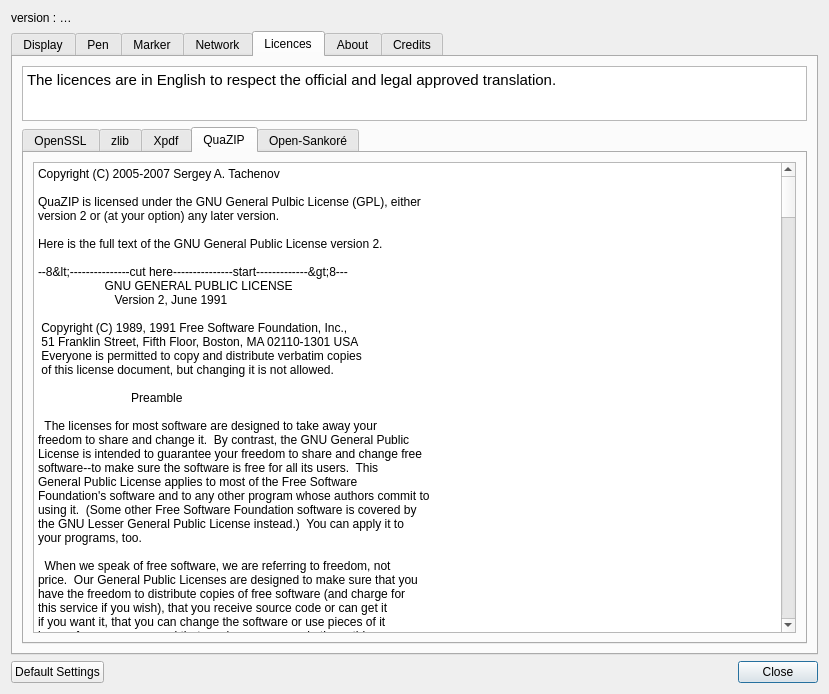
Above: resources/forms/preferences.ui from Sankore/Sankore-3.1 before the change. Below: the same form after it.
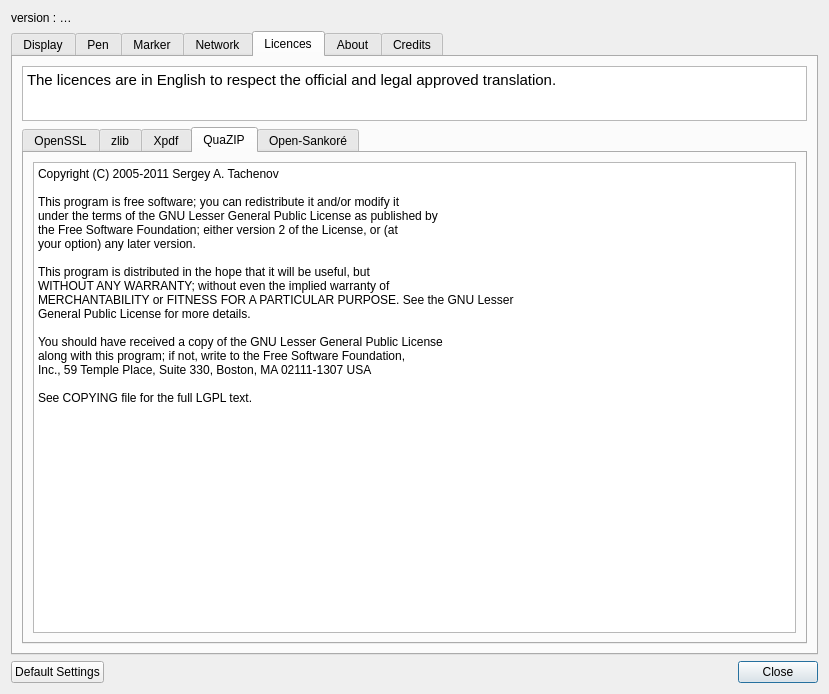
That is the form after the change. The open tabs and pages were chosen to show the change.

Commit message: Licenses revisor Francois Bocquet

What changed in the file:
```diff
--- a/resources/forms/preferences.ui
+++ b/resources/forms/preferences.ui
@@ -1881,354 +1881,23 @@
               <bool>false</bool>
              </property>
              <property name="plainText">
-              <string notr="true">Copyright (C) 2005-2007 Sergey A. Tachenov
+              <string notr="true">Copyright (C) 2005-2011 Sergey A. Tachenov
 
-QuaZIP is licensed under the GNU General Pulbic License (GPL), either
-version 2 or (at your option) any later version.
+This program is free software; you can redistribute it and/or modify it
+under the terms of the GNU Lesser General Public License as published by
+the Free Software Foundation; either version 2 of the License, or (at
+your option) any later version.
 
-Here is the full text of the GNU General Public License version 2.
+This program is distributed in the hope that it will be useful, but
+WITHOUT ANY WARRANTY; without even the implied warranty of
+MERCHANTABILITY or FITNESS FOR A PARTICULAR PURPOSE. See the GNU Lesser
+General Public License for more details.
 
---8&lt;---------------cut here---------------start-------------&gt;8---
-                    GNU GENERAL PUBLIC LICENSE
-                       Version 2, June 1991
+You should have received a copy of the GNU Lesser General Public License
+along with this program; if not, write to the Free Software Foundation,
+Inc., 59 Temple Place, Suite 330, Boston, MA 02111-1307 USA
 
- Copyright (C) 1989, 1991 Free Software Foundation, Inc.,
- 51 Franklin Street, Fifth Floor, Boston, MA 02110-1301 USA
- Everyone is permitted to copy and distribute verbatim copies
- of this license document, but changing it is not allowed.
-
-                            Preamble
-
-  The licenses for most software are designed to take away your
-freedom to share and change it.  By contrast, the GNU General Public
-License is intended to guarantee your freedom to share and change free
-software--to make sure the software is free for all its users.  This
-General Public License applies to most of the Free Software
-Foundation's software and to any other program whose authors commit to
-using it.  (Some other Free Software Foundation software is covered by
-the GNU Lesser General Public License instead.)  You can apply it to
-your programs, too.
-
-  When we speak of free software, we are referring to freedom, not
-price.  Our General Public Licenses are designed to make sure that you
-have the freedom to distribute copies of free software (and charge for
-this service if you wish), that you receive source code or can get it
-if you want it, that you can change the software or use pieces of it
-in new free programs; and that you know you can do these things.
-
-  To protect your rights, we need to make restrictions that forbid
-anyone to deny you these rights or to ask you to surrender the rights.
-These restrictions translate to certain responsibilities for you if you
-distribute copies of the software, or if you modify it.
-
-  For example, if you distribute copies of such a program, whether
-gratis or for a fee, you must give the recipients all the rights that
-you have.  You must make sure that they, too, receive or can get the
-source code.  And you must show them these terms so they know their
-rights.
-
-  We protect your rights with two steps: (1) copyright the software, and
-(2) offer you this license which gives you legal permission to copy,
-distribute and/or modify the software.
-
-  Also, for each author's protection and ours, we want to make certain
-that everyone understands that there is no warranty for this free
-software.  If the software is modified by someone else and passed on, we
-want its recipients to know that what they have is not the original, so
-that any problems introduced by others will not reflect on the original
-authors' reputations.
-
-  Finally, any free program is threatened constantly by software
-patents.  We wish to avoid the danger that redistributors of a free
-program will individually obtain patent licenses, in effect making the
-program proprietary.  To prevent this, we have made it clear that any
-patent must be licensed for everyone's free use or not licensed at all.
-
-  The precise terms and conditions for copying, distribution and
-modification follow.
-
-                    GNU GENERAL PUBLIC LICENSE
-   TERMS AND CONDITIONS FOR COPYING, DISTRIBUTION AND MODIFICATION
-
-  0. This License applies to any program or other work which contains
-a notice placed by the copyright holder saying it may be distributed
-under the terms of this General Public License.  The &quot;Program&quot;, below,
-refers to any such program or work, and a &quot;work based on the Program&quot;
-means either the Program or any derivative work under copyright law:
-that is to say, a work containing the Program or a portion of it,
-either verbatim or with modifications and/or translated into another
-language.  (Hereinafter, translation is included without limitation in
-the term &quot;modification&quot;.)  Each licensee is addressed as &quot;you&quot;.
-
-Activities other than copying, distribution and modification are not
-covered by this License; they are outside its scope.  The act of
-running the Program is not restricted, and the output from the Program
-is covered only if its contents constitute a work based on the
-Program (independent of having been made by running the Program).
-Whether that is true depends on what the Program does.
-
-  1. You may copy and distribute verbatim copies of the Program's
-source code as you receive it, in any medium, provided that you
-conspicuously and appropriately publish on each copy an appropriate
-copyright notice and disclaimer of warranty; keep intact all the
-notices that refer to this License and to the absence of any warranty;
-and give any other recipients of the Program a copy of this License
-along with the Program.
-
-You may charge a fee for the physical act of transferring a copy, and
-you may at your option offer warranty protection in exchange for a fee.
-
-  2. You may modify your copy or copies of the Program or any portion
-of it, thus forming a work based on the Program, and copy and
-distribute such modifications or work under the terms of Section 1
-above, provided that you also meet all of these conditions:
-
-    a) You must cause the modified files to carry prominent notices
-    stating that you changed the files and the date of any change.
-
-    b) You must cause any work that you distribute or publish, that in
-    whole or in part contains or is derived from the Program or any
-    part thereof, to be licensed as a whole at no charge to all third
-    parties under the terms of this License.
-
-    c) If the modified program normally reads commands interactively
-    when run, you must cause it, when started running for such
-    interactive use in the most ordinary way, to print or display an
-    announcement including an appropriate copyright notice and a
-    notice that there is no warranty (or else, saying that you provide
-    a warranty) and that users may redistribute the program under
-    these conditions, and telling the user how to view a copy of this
-    License.  (Exception: if the Program itself is interactive but
-    does not normally print such an announcement, your work based on
-    the Program is not required to print an announcement.)
-
-These requirements apply to the modified work as a whole.  If
-identifiable sections of that work are not derived from the Program,
-and can be reasonably considered independent and separate works in
-themselves, then this License, and its terms, do not apply to those
-sections when you distribute them as separate works.  But when you
-distribute the same sections as part of a whole which is a work based
-on the Program, the distribution of the whole must be on the terms of
-this License, whose permissions for other licensees extend to the
-entire whole, and thus to each and every part regardless of who wrote it.
-
-Thus, it is not the intent of this section to claim rights or contest
-your rights to work written entirely by you; rather, the intent is to
-exercise the right to control the distribution of derivative or
-collective works based on the Program.
-
-In addition, mere aggregation of another work not based on the Program
-with the Program (or with a work based on the Program) on a volume of
-a storage or distribution medium does not bring the other work under
-the scope of this License.
-
-  3. You may copy and distribute the Program (or a work based on it,
-under Section 2) in object code or executable form under the terms of
-Sections 1 and 2 above provided that you also do one of the following:
-
-    a) Accompany it with the complete corresponding machine-readable
-    source code, which must be distributed under the terms of Sections
-    1 and 2 above on a medium customarily used for software interchange; or,
-
-    b) Accompany it with a written offer, valid for at least three
-    years, to give any third party, for a charge no more than your
-    cost of physically performing source distribution, a complete
-    machine-readable copy of the corresponding source code, to be
-    distributed under the terms of Sections 1 and 2 above on a medium
-    customarily used for software interchange; or,
-
-    c) Accompany it with the information you received as to the offer
-    to distribute corresponding source code.  (This alternative is
-    allowed only for noncommercial distribution and only if you
-    received the program in object code or executable form with such
-    an offer, in accord with Subsection b above.)
-
-The source code for a work means the preferred form of the work for
-making modifications to it.  For an executable work, complete source
-code means all the source code for all modules it contains, plus any
-associated interface definition files, plus the scripts used to
-control compilation and installation of the executable.  However, as a
-special exception, the source code distributed need not include
-anything that is normally distributed (in either source or binary
-form) with the major components (compiler, kernel, and so on) of the
-operating system on which the executable runs, unless that component
-itself accompanies the executable.
-
-If distribution of executable or object code is made by offering
-access to copy from a designated place, then offering equivalent
-access to copy the source code from the same place counts as
-distribution of the source code, even though third parties are not
-compelled to copy the source along with the object code.
-
-  4. You may not copy, modify, sublicense, or distribute the Program
-except as expressly provided under this License.  Any attempt
-otherwise to copy, modify, sublicense or distribute the Program is
-void, and will automatically terminate your rights under this License.
-However, parties who have received copies, or rights, from you under
-this License will not have their licenses terminated so long as such
-parties remain in full compliance.
-
-  5. You are not required to accept this License, since you have not
-signed it.  However, nothing else grants you permission to modify or
-distribute the Program or its derivative works.  These actions are
-prohibited by law if you do not accept this License.  Therefore, by
-modifying or distributing the Program (or any work based on the
-Program), you indicate your acceptance of this License to do so, and
-all its terms and conditions for copying, distributing or modifying
-the Program or works based on it.
-
-  6. Each time you redistribute the Program (or any work based on the
-Program), the recipient automatically receives a license from the
-original licensor to copy, distribute or modify the Program subject to
-these terms and conditions.  You may not impose any further
-restrictions on the recipients' exercise of the rights granted herein.
-You are not responsible for enforcing compliance by third parties to
-this License.
-
-  7. If, as a consequence of a court judgment or allegation of patent
-infringement or for any other reason (not limited to patent issues),
-conditions are imposed on you (whether by court order, agreement or
-otherwise) that contradict the conditions of this License, they do not
-excuse you from the conditions of this License.  If you cannot
-distribute so as to satisfy simultaneously your obligations under this
-License and any other pertinent obligations, then as a consequence you
-may not distribute the Program at all.  For example, if a patent
-license would not permit royalty-free redistribution of the Program by
-all those who receive copies directly or indirectly through you, then
-the only way you could satisfy both it and this License would be to
-refrain entirely from distribution of the Program.
-
-If any portion of this section is held invalid or unenforceable under
-any particular circumstance, the balance of the section is intended to
-apply and the section as a whole is intended to apply in other
-circumstances.
-
-It is not the purpose of this section to induce you to infringe any
-patents or other property right claims or to contest validity of any
-such claims; this section has the sole purpose of protecting the
-integrity of the free software distribution system, which is
-implemented by public license practices.  Many people have made
-generous contributions to the wide range of software distributed
-through that system in reliance on consistent application of that
-system; it is up to the author/donor to decide if he or she is willing
-to distribute software through any other system and a licensee cannot
-impose that choice.
-
-This section is intended to make thoroughly clear what is believed to
-be a consequence of the rest of this License.
-
-  8. If the distribution and/or use of the Program is restricted in
-certain countries either by patents or by copyrighted interfaces, the
-original copyright holder who places the Program under this License
-may add an explicit geographical distribution limitation excluding
-those countries, so that distribution is permitted only in or among
-countries not thus excluded.  In such case, this License incorporates
-the limitation as if written in the body of this License.
-
-  9. The Free Software Foundation may publish revised and/or new versions
-of the General Public License from time to time.  Such new versions will
-be similar in spirit to the present version, but may differ in detail to
-address new problems or concerns.
-
-Each version is given a distinguishing version number.  If the Program
-specifies a version number of this License which applies to it and &quot;any
-later version&quot;, you have the option of following the terms and conditions
-either of that version or of any later version published by the Free
-Software Foundation.  If the Program does not specify a version number of
-this License, you may choose any version ever published by the Free Software
-Foundation.
-
-  10. If you wish to incorporate parts of the Program into other free
-programs whose distribution conditions are different, write to the author
-to ask for permission.  For software which is copyrighted by the Free
-Software Foundation, write to the Free Software Foundation; we sometimes
-make exceptions for this.  Our decision will be guided by the two goals
-of preserving the free status of all derivatives of our free software and
-of promoting the sharing and reuse of software generally.
-
-                            NO WARRANTY
-
-  11. BECAUSE THE PROGRAM IS LICENSED FREE OF CHARGE, THERE IS NO WARRANTY
-FOR THE PROGRAM, TO THE EXTENT PERMITTED BY APPLICABLE LAW.  EXCEPT WHEN
-OTHERWISE STATED IN WRITING THE COPYRIGHT HOLDERS AND/OR OTHER PARTIES
-PROVIDE THE PROGRAM &quot;AS IS&quot; WITHOUT WARRANTY OF ANY KIND, EITHER EXPRESSED
-OR IMPLIED, INCLUDING, BUT NOT LIMITED TO, THE IMPLIED WARRANTIES OF
-MERCHANTABILITY AND FITNESS FOR A PARTICULAR PURPOSE.  THE ENTIRE RISK AS
-TO THE QUALITY AND PERFORMANCE OF THE PROGRAM IS WITH YOU.  SHOULD THE
-PROGRAM PROVE DEFECTIVE, YOU ASSUME THE COST OF ALL NECESSARY SERVICING,
-REPAIR OR CORRECTION.
-
-  12. IN NO EVENT UNLESS REQUIRED BY APPLICABLE LAW OR AGREED TO IN WRITING
-WILL ANY COPYRIGHT HOLDER, OR ANY OTHER PARTY WHO MAY MODIFY AND/OR
-REDISTRIBUTE THE PROGRAM AS PERMITTED ABOVE, BE LIABLE TO YOU FOR DAMAGES,
-INCLUDING ANY GENERAL, SPECIAL, INCIDENTAL OR CONSEQUENTIAL DAMAGES ARISING
-OUT OF THE USE OR INABILITY TO USE THE PROGRAM (INCLUDING BUT NOT LIMITED
-TO LOSS OF DATA OR DATA BEING RENDERED INACCURATE OR LOSSES SUSTAINED BY
-YOU OR THIRD PARTIES OR A FAILURE OF THE PROGRAM TO OPERATE WITH ANY OTHER
-PROGRAMS), EVEN IF SUCH HOLDER OR OTHER PARTY HAS BEEN ADVISED OF THE
-POSSIBILITY OF SUCH DAMAGES.
-
-                     END OF TERMS AND CONDITIONS
-
-            How to Apply These Terms to Your New Programs
-
-  If you develop a new program, and you want it to be of the greatest
-possible use to the public, the best way to achieve this is to make it
-free software which everyone can redistribute and change under these terms.
-
-  To do so, attach the following notices to the program.  It is safest
-to attach them to the start of each source file to most effectively
-convey the exclusion of warranty; and each file should have at least
-the &quot;copyright&quot; line and a pointer to where the full notice is found.
-
-    &lt;one line to give the program's name and a brief idea of what it does.&gt;
-    Copyright (C) &lt;year&gt;  &lt;name of author&gt;
-
-    This program is free software; you can redistribute it and/or modify
-    it under the terms of the GNU General Public License as published by
-    the Free Software Foundation; either version 2 of the License, or
-    (at your option) any later version.
-
-    This program is distributed in the hope that it will be useful,
-    but WITHOUT ANY WARRANTY; without even the implied warranty of
-    MERCHANTABILITY or FITNESS FOR A PARTICULAR PURPOSE.  See the
-    GNU General Public License for more details.
-
-    You should have received a copy of the GNU General Public License along
-    with this program; if not, write to the Free Software Foundation, Inc.,
-    51 Franklin Street, Fifth Floor, Boston, MA 02110-1301 USA.
-
-Also add information on how to contact you by electronic and paper mail.
-
-If the program is interactive, make it output a short notice like this
-when it starts in an interactive mode:
-
-    Gnomovision version 69, Copyright (C) year name of author
-    Gnomovision comes with ABSOLUTELY NO WARRANTY; for details type `show w'.
-    This is free software, and you are welcome to redistribute it
-    under certain conditions; type `show c' for details.
-
-The hypothetical commands `show w' and `show c' should show the appropriate
-parts of the General Public License.  Of course, the commands you use may
-be called something other than `show w' and `show c'; they could even be
-mouse-clicks or menu items--whatever suits your program.
-
-You should also get your employer (if you work as a programmer) or your
-school, if any, to sign a &quot;copyright disclaimer&quot; for the program, if
-necessary.  Here is a sample; alter the names:
-
-  Yoyodyne, Inc., hereby disclaims all copyright interest in the program
-  `Gnomovision' (which makes passes at compilers) written by James Hacker.
-
-  &lt;signature of Ty Coon&gt;, 1 April 1989
-  Ty Coon, President of Vice
-
-This General Public License does not permit incorporating your program into
-proprietary programs.  If your program is a subroutine library, you may
-consider it more useful to permit linking proprietary applications with the
-library.  If this is what you want to do, use the GNU Lesser General
-Public License instead of this License.
---8&lt;---------------cut here---------------end---------------&gt;8---</string>
+See COPYING file for the full LGPL text.</string>
              </property>
              <property name="textInteractionFlags">
               <set>Qt::TextSelectableByKeyboard|Qt::TextSelectableByMouse</set>
```
Left out of the diff: 114 changed lines with no effect on the pictures. The commit also changes 34 other files.
